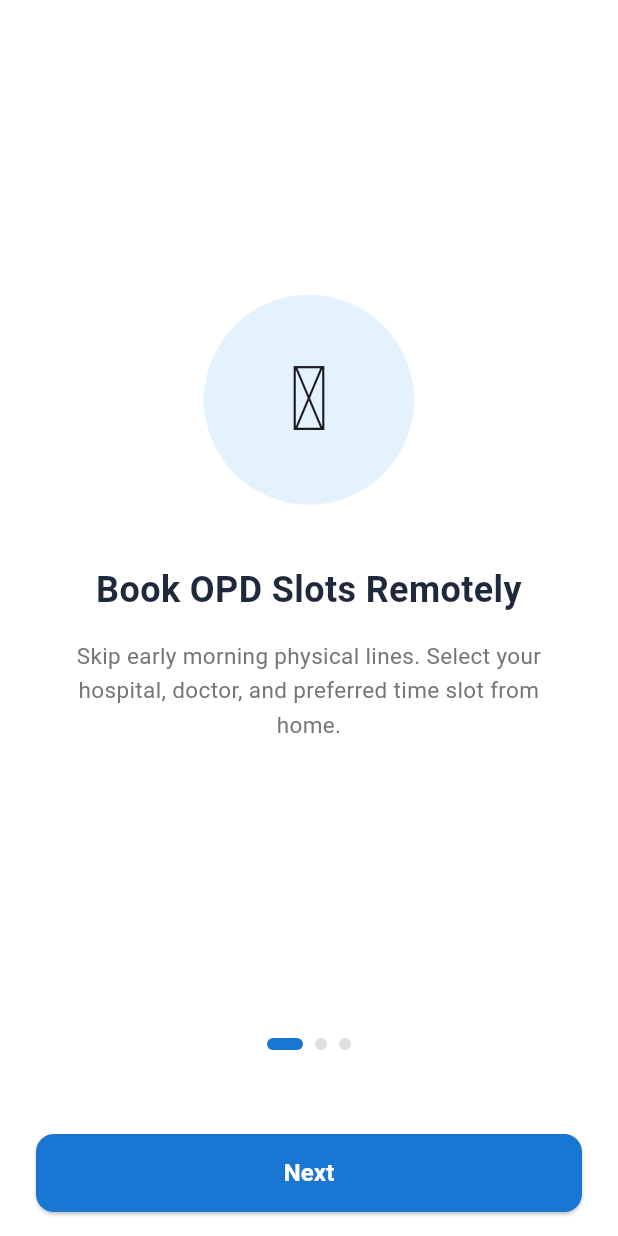
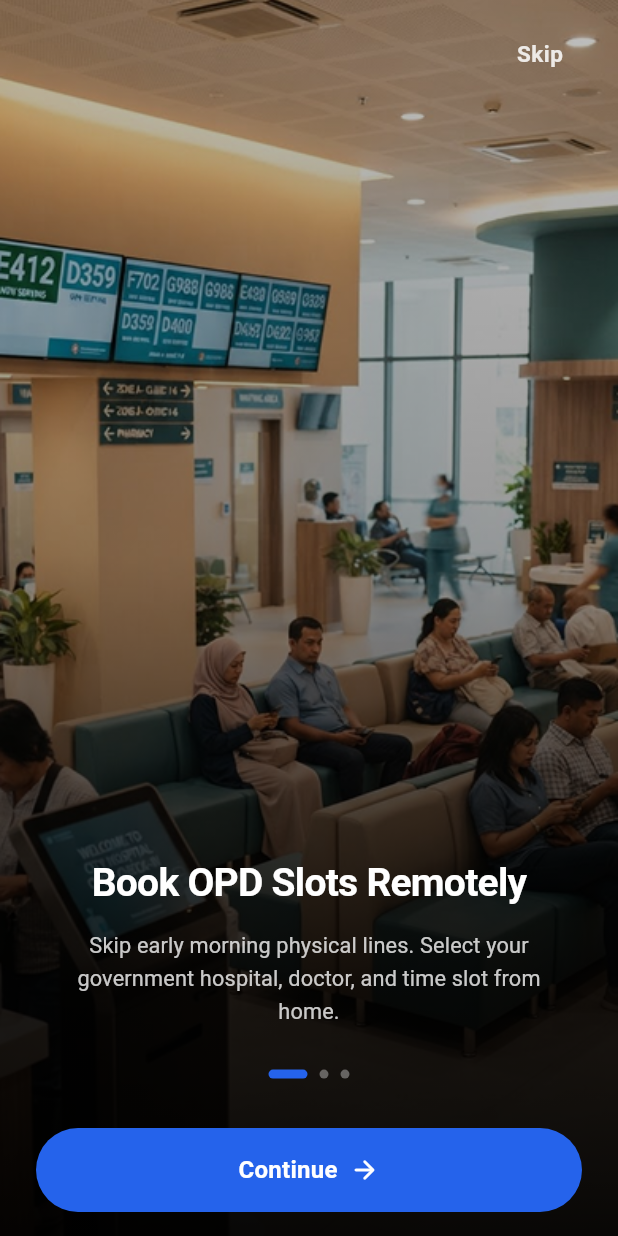
Before and after one commit to Malinda-Rathnayaka/OPD-Connect, a Flutter app: the screen it shows after launch, on a phone screen of 412 x 824 dp. Run offline on Flutter 3.47's test engine with Material 3 defaults, Android fonts, the phone set to English and light mode, and no system bars; our stand-ins replace cloud_firestore, firebase_auth, firebase_core; accounts and stored records are empty; network calls fail.

Commit message:
change slash and uis

```diff
--- a/lib/screens/auth/login_screen.dart
+++ b/lib/screens/auth/login_screen.dart
@@ -13,12 +13,21 @@ class _LoginScreenState extends State<LoginScreen> {
   final _emailController = TextEditingController();
   final _passwordController = TextEditingController();
   final AuthService _authService = AuthService();
+
   bool _isLoading = false;
+  bool _obscurePassword = true;
+
+  @override
+  void dispose() {
+    _emailController.dispose();
+    _passwordController.dispose();
+    super.dispose();
+  }
 
   void _login() async {
-    if (_emailController.text.isEmpty || _passwordController.text.isEmpty) {
+    if (_emailController.text.trim().isEmpty || _passwordController.text.trim().isEmpty) {
       ScaffoldMessenger.of(context).showSnackBar(
-        const SnackBar(content: Text('Please enter both email and password')),
+        const SnackBar(content: Text('Please enter both email/phone and password')),
       );
       return;
     }
@@ -54,7 +63,11 @@ class _LoginScreenState extends State<LoginScreen> {
               const SizedBox(height: 16),
               const Text(
                 'OPD Connect',
-                style: TextStyle(fontSize: 28, fontWeight: FontWeight.bold, color: Color(0xFF1E293B)),
+                style: TextStyle(
+                  fontSize: 28,
+                  fontWeight: FontWeight.bold,
+                  color: Color(0xFF1E293B),
+                ),
                 textAlign: TextAlign.center,
               ),
               const SizedBox(height: 8),
@@ -64,26 +77,52 @@ class _LoginScreenState extends State<LoginScreen> {
                 textAlign: TextAlign.center,
               ),
               const SizedBox(height: 40),
+
+              // Email / Phone Input Field
               TextField(
                 controller: _emailController,
-                keyboardType: TextInputType.emailAddress,
+                keyboardType: TextInputType.visiblePassword, // Forces soft keyboard focus on emulators
+                textInputAction: TextInputAction.next,
+                autocorrect: false,
+                enableSuggestions: false,
                 decoration: InputDecoration(
                   labelText: 'Email or Mobile Number',
                   prefixIcon: const Icon(Icons.person_outline),
-                  border: OutlineInputBorder(borderRadius: BorderRadius.circular(12)),
+                  border: OutlineInputBorder(
+                    borderRadius: BorderRadius.circular(12),
+                  ),
                 ),
               ),
               const SizedBox(height: 16),
+
+              // Password Input Field
               TextField(
                 controller: _passwordController,
-                obscureText: true,
+                obscureText: _obscurePassword,
+                textInputAction: TextInputAction.done,
+                onSubmitted: (_) => _login(),
                 decoration: InputDecoration(
                   labelText: 'Password',
                   prefixIcon: const Icon(Icons.lock_outline),
-                  border: OutlineInputBorder(borderRadius: BorderRadius.circular(12)),
+                  suffixIcon: IconButton(
+                    icon: Icon(
+                      _obscurePassword ? Icons.visibility_off : Icons.visibility,
+                      color: Colors.grey,
+                    ),
+                    onPressed: () {
+                      setState(() {
+                        _obscurePassword = !_obscurePassword;
+                      });
+                    },
+                  ),
+                  border: OutlineInputBorder(
+                    borderRadius: BorderRadius.circular(12),
+                  ),
                 ),
               ),
               const SizedBox(height: 24),
+
+              // Login Button / Loading Indicator
               _isLoading
                   ? const Center(child: CircularProgressIndicator())
                   : SizedBox(
@@ -91,13 +130,25 @@ class _LoginScreenState extends State<LoginScreen> {
                       child: ElevatedButton(
                         style: ElevatedButton.styleFrom(
                           backgroundColor: Colors.blue.shade700,
-                          shape: RoundedRectangleBorder(borderRadius: BorderRadius.circular(12)),
+                          shape: RoundedRectangleBorder(
+                            borderRadius: BorderRadius.circular(30), // Matching Figma pill button design
+                          ),
+                          elevation: 0,
                         ),
                         onPressed: _login,
-                        child: const Text('Login', style: TextStyle(fontSize: 16, fontWeight: FontWeight.bold, color: Colors.white)),
+                        child: const Text(
+                          'Login',
+                          style: TextStyle(
+                            fontSize: 16,
+                            fontWeight: FontWeight.bold,
+                            color: Colors.white,
+                          ),
+                        ),
                       ),
                     ),
               const SizedBox(height: 20),
+
+              // Registration Link
               Row(
                 mainAxisAlignment: MainAxisAlignment.center,
                 children: [
@@ -111,7 +162,10 @@ class _LoginScreenState extends State<LoginScreen> {
                     },
                     child: Text(
                       'Register Here',
-                      style: TextStyle(color: Colors.blue.shade700, fontWeight: FontWeight.bold),
+                      style: TextStyle(
+                        color: Colors.blue.shade700,
+                        fontWeight: FontWeight.bold,
+                      ),
                     ),
                   )
                 ],
--- a/lib/screens/auth/splash_screen.dart
+++ b/lib/screens/auth/splash_screen.dart
@@ -1,5 +1,5 @@
 import 'package:flutter/material.dart';
-import 'login_screen.dart';
+import '../../widgets/auth_wrapper.dart';
 
 class SplashScreen extends StatefulWidget {
   const SplashScreen({super.key});
@@ -15,129 +15,224 @@ class _SplashScreenState extends State<SplashScreen> {
   final List<Map<String, String>> _onboardingData = [
     {
       "title": "Book OPD Slots Remotely",
-      "subtitle": "Skip early morning physical lines. Select your hospital, doctor, and preferred time slot from home.",
-      "icon": "0x1F3E5", // Hospital
+      "subtitle":
+          "Skip early morning physical lines. Select your government hospital, doctor, and time slot from home.",
+      "image": "assets/images/splash1.png",
     },
     {
       "title": "Live Queue Tracking",
-      "subtitle": "Watch your queue position in real time. Arrive at the consultation room only when it's your turn.",
-      "icon": "0x1F552", // Clock
+      "subtitle":
+          "Watch your queue position in real time. Arrive at the consultation room only when it's your turn.",
+      "image": "assets/images/splash2.png",
     },
     {
       "title": "Departure & Smart Alerts",
-      "subtitle": "Get timely SMS and push alerts telling you exactly when to leave home based on live wait time.",
-      "icon": "0x1F514", // Bell
+      "subtitle":
+          "Get timely SMS and push alerts telling you exactly when to leave home based on live wait time.",
+      "image": "assets/images/splash3.png",
     },
   ];
 
+  void _navigateToNext() {
+    if (_currentPage < _onboardingData.length - 1) {
+      _controller.nextPage(
+        duration: const Duration(milliseconds: 300),
+        curve: Curves.easeInOutCubic,
+      );
+    } else {
+      Navigator.pushReplacement(
+        context,
+        MaterialPageRoute(builder: (_) => const AuthWrapper()),
+      );
+    }
+  }
+
   @override
   Widget build(BuildContext context) {
+    final Size size = MediaQuery.of(context).size;
+
     return Scaffold(
-      backgroundColor: Colors.white,
-      body: SafeArea(
-        child: Column(
+      backgroundColor: Colors.black,
+      body: Stack(
         children: [
-            Expanded(
-              child: PageView.builder(
+          // 1. Background Image Carousel
+          PageView.builder(
             controller: _controller,
             onPageChanged: (index) => setState(() => _currentPage = index),
             itemCount: _onboardingData.length,
             itemBuilder: (context, index) {
-                  return Padding(
-                    padding: const EdgeInsets.all(30.0),
-                    child: Column(
-                      mainAxisAlignment: MainAxisAlignment.center,
-                      children: [
+              return Image.asset(
+                _onboardingData[index]["image"]!,
+                fit: BoxFit.cover,
+                width: double.infinity,
+                height: double.infinity,
+                errorBuilder: (context, error, stackTrace) {
+                  return Container(
+                    color: const Color(0xFF0F172A),
+                    child: const Center(
+                      child: Icon(Icons.image_not_supported_outlined,
+                          size: 60, color: Colors.white38),
+                    ),
+                  );
+                },
+              );
+            },
+          ),
+
+          // 2. Figma-Style Soft Gradient Overlay
           Container(
-                          width: 140,
-                          height: 140,
             decoration: BoxDecoration(
-                            color: Colors.blue.shade50,
-                            shape: BoxShape.circle,
-                          ),
-                          child: Center(
-                            child: Text(
-                              String.fromCharCode(int.parse(_onboardingData[index]["icon"]!)),
-                              style: const TextStyle(fontSize: 60),
+              gradient: LinearGradient(
+                begin: Alignment.topCenter,
+                end: Alignment.bottomCenter,
+                colors: [
+                  Colors.black.withOpacity(0.25),
+                  Colors.black.withOpacity(0.40),
+                  Colors.black.withOpacity(0.88),
+                  Colors.black.withOpacity(0.96),
+                ],
+                stops: const [0.0, 0.45, 0.80, 1.0],
               ),
             ),
           ),
-                        const SizedBox(height: 40),
-                        Text(
-                          _onboardingData[index]["title"]!,
-                          style: const TextStyle(
-                            fontSize: 24,
-                            fontWeight: FontWeight.bold,
-                            color: Color(0xFF1E293B),
+
+          // 3. Header Action (Skip Button)
+          SafeArea(
+            child: Align(
+              alignment: Alignment.topRight,
+              child: Padding(
+                padding:
+                    const EdgeInsets.symmetric(horizontal: 20.0, vertical: 12.0),
+                child: TextButton(
+                  style: TextButton.styleFrom(
+                    foregroundColor: Colors.white.withOpacity(0.85),
+                    padding:
+                        const EdgeInsets.symmetric(horizontal: 16, vertical: 8),
+                    shape: RoundedRectangleBorder(
+                      borderRadius: BorderRadius.circular(20),
                     ),
-                          textAlign: TextAlign.center,
                   ),
-                        const SizedBox(height: 16),
-                        Text(
-                          _onboardingData[index]["subtitle"]!,
+                  onPressed: () {
+                    Navigator.pushReplacement(
+                      context,
+                      MaterialPageRoute(builder: (_) => const AuthWrapper()),
+                    );
+                  },
+                  child: const Text(
+                    "Skip",
                     style: TextStyle(
                       fontSize: 15,
-                            color: Colors.grey.shade600,
-                            height: 1.5,
-                          ),
-                          textAlign: TextAlign.center,
-                        ),
-                      ],
-                    ),
-                  );
-                },
+                      fontWeight: FontWeight.w600,
+                      letterSpacing: 0.3,
                     ),
                   ),
+                ),
+              ),
+            ),
+          ),
+
+          // 4. Content Block (Typography + Indicator + Figma Button)
+          SafeArea(
+            child: Padding(
+              padding: const EdgeInsets.symmetric(horizontal: 24.0),
+              child: Column(
+                mainAxisAlignment: MainAxisAlignment.end,
+                crossAxisAlignment: CrossAxisAlignment.center,
+                children: [
+                  // Title Text
+                  Text(
+                    _onboardingData[_currentPage]["title"]!,
+                    textAlign: TextAlign.center,
+                    style: const TextStyle(
+                      fontSize: 26,
+                      fontWeight: FontWeight.w700,
+                      color: Colors.white,
+                      height: 1.25,
+                      letterSpacing: -0.5,
+                    ),
+                  ),
+                  const SizedBox(height: 14),
+
+                  // Subtitle Text
+                  Padding(
+                    padding: const EdgeInsets.symmetric(horizontal: 8.0),
+                    child: Text(
+                      _onboardingData[_currentPage]["subtitle"]!,
+                      textAlign: TextAlign.center,
+                      style: TextStyle(
+                        fontSize: 14.5,
+                        fontWeight: FontWeight.w400,
+                        color: Colors.white.withOpacity(0.78),
+                        height: 1.5,
+                        letterSpacing: 0.1,
+                      ),
+                    ),
+                  ),
+                  const SizedBox(height: 28),
+
+                  // Active Page Indicators (Figma Pill Style)
                   Row(
                     mainAxisAlignment: MainAxisAlignment.center,
                     children: List.generate(
                       _onboardingData.length,
                       (index) => AnimatedContainer(
                         duration: const Duration(milliseconds: 300),
+                        curve: Curves.easeInOut,
                         margin: const EdgeInsets.symmetric(horizontal: 4),
-                  height: 8,
-                  width: _currentPage == index ? 24 : 8,
+                        height: 6,
+                        width: _currentPage == index ? 26 : 6,
                         decoration: BoxDecoration(
-                    color: _currentPage == index ? Colors.blue.shade700 : Colors.grey.shade300,
-                    borderRadius: BorderRadius.circular(4),
+                          color: _currentPage == index
+                              ? const Color(0xFF2563EB)
+                              : Colors.white.withOpacity(0.35),
+                          borderRadius: BorderRadius.circular(10),
                         ),
                       ),
                     ),
                   ),
-            const SizedBox(height: 40),
-            Padding(
-              padding: const EdgeInsets.symmetric(horizontal: 24.0, vertical: 16.0),
-              child: SizedBox(
+                  SizedBox(height: size.height * 0.04),
+
+                  // Figma Styled Full-Width Pill Button
+                  SizedBox(
                     width: double.infinity,
-                height: 52,
+                    height: 56,
                     child: ElevatedButton(
                       style: ElevatedButton.styleFrom(
-                    backgroundColor: Colors.blue.shade700,
-                    shape: RoundedRectangleBorder(borderRadius: BorderRadius.circular(12)),
+                        backgroundColor: const Color(0xFF2563EB), // Figma Blue
+                        foregroundColor: Colors.white,
+                        elevation: 0,
+                        shadowColor: Colors.transparent,
+                        shape: RoundedRectangleBorder(
+                          borderRadius: BorderRadius.circular(30), // Pill Shape
                         ),
-                  onPressed: () {
-                    if (_currentPage < _onboardingData.length - 1) {
-                      _controller.nextPage(
-                        duration: const Duration(milliseconds: 300),
-                        curve: Curves.easeIn,
-                      );
-                    } else {
-                      Navigator.pushReplacement(
-                        context,
-                        MaterialPageRoute(builder: (_) => const LoginScreen()),
-                      );
-                    }
-                  },
-                  child: Text(
-                    _currentPage == _onboardingData.length - 1 ? "Get Started" : "Next",
-                    style: const TextStyle(fontSize: 16, fontWeight: FontWeight.bold, color: Colors.white),
                       ),
+                      onPressed: _navigateToNext,
+                      child: Row(
+                        mainAxisAlignment: MainAxisAlignment.center,
+                        children: [
+                          Text(
+                            _currentPage == _onboardingData.length - 1
+                                ? "Get Started"
+                                : "Continue",
+                            style: const TextStyle(
+                              fontSize: 16,
+                              fontWeight: FontWeight.w600,
+                              letterSpacing: 0.2,
+                            ),
+                          ),
+                          const SizedBox(width: 8),
+                          const Icon(Icons.arrow_forward_rounded, size: 20),
+                        ],
+                      ),
+                    ),
+                  ),
+                  const SizedBox(height: 16),
+                ],
               ),
             ),
           ),
         ],
       ),
-      ),
     );
   }
 }
```
Also changed, not shown: assets/images/splash1.png (renamed from assets/images/splash1.png.png), assets/images/splash2.png (renamed from assets/images/splash2.png.png), assets/images/splash3.png (renamed from assets/images/splash3.png.png). Lines whose indentation alone changed are shown as unchanged.
